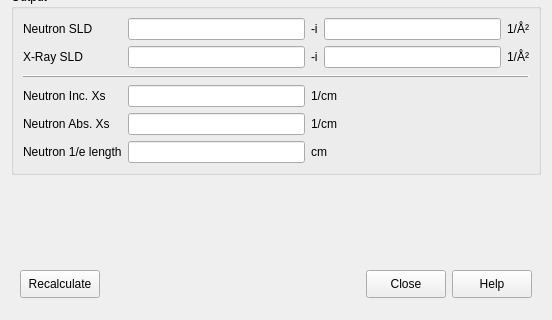
Before: the Qt Designer form src/sas/qtgui/Calculators/UI/SldPanel.ui in SasView/sasview, drawn with Qt 5; both pictures show x 0 to 552 and y 175 to 495 of the 552 by 495 pixel window.
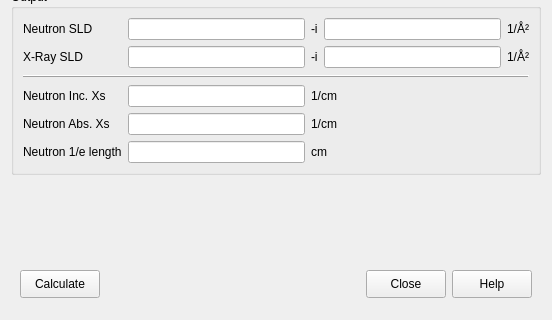
After: the same form once the commit is applied. Icons and pictures are not drawn.

Commit message: Change button displayed text in ui to calculate instead of recalculate. Also renamed the corresponding logic. Calculate button is now the auto-default and can be triggered via enter keystroke.

Patch:
```diff
--- a/src/sas/qtgui/Calculators/UI/SldPanel.ui
+++ b/src/sas/qtgui/Calculators/UI/SldPanel.ui
@@ -336,10 +336,10 @@
          <enum>Qt::NoFocus</enum>
         </property>
         <property name="text">
-         <string>Recalculate</string>
+         <string>Calculate</string>
         </property>
         <property name="autoDefault">
-         <bool>false</bool>
+         <bool>true</bool>
         </property>
        </widget>
       </item>
```
Left out of the diff: 4 changed lines with no effect on the pictures. The commit also changes 1 other file.
